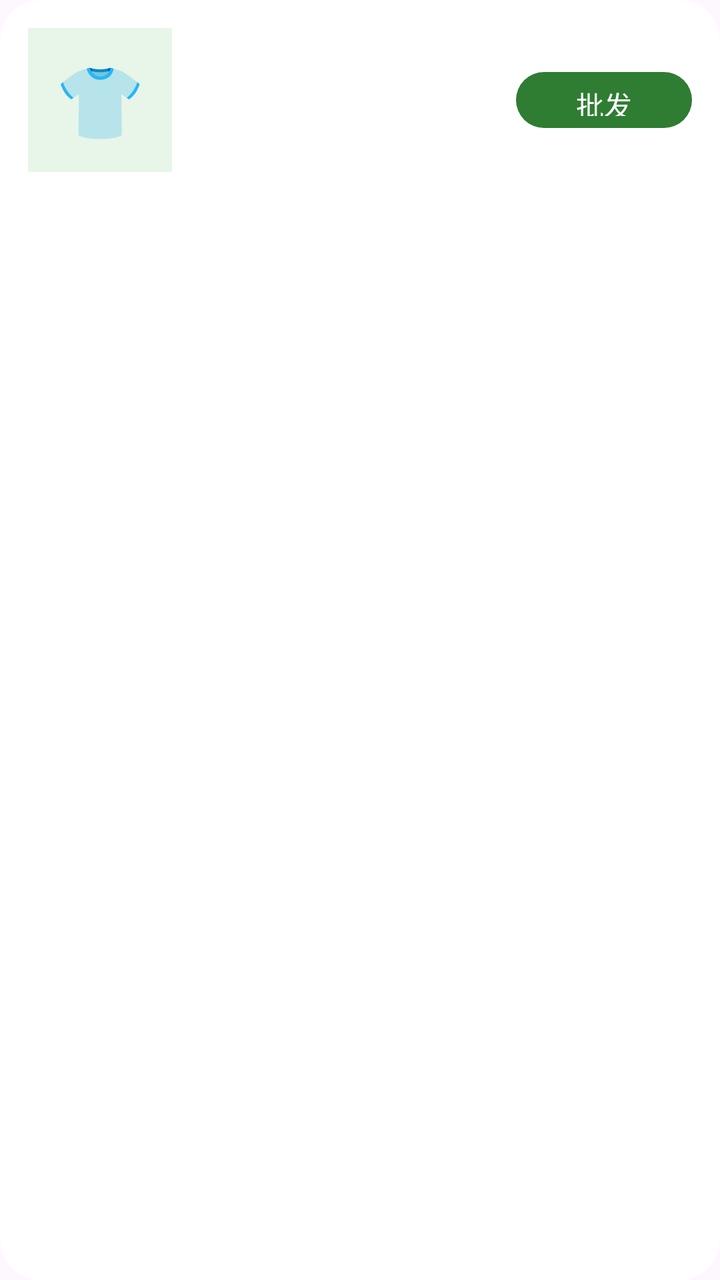
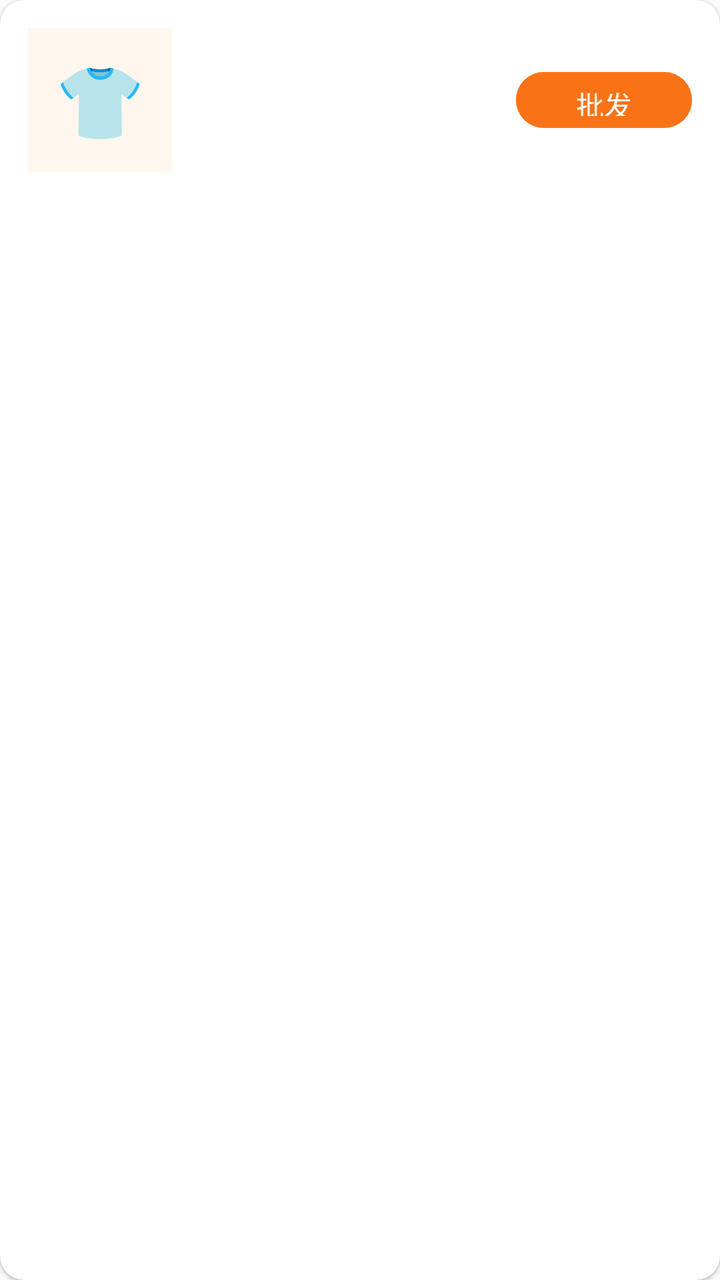

An Android layout rendered at two revisions. The XML below is the earlier revision; the diff shows what the commit changed to produce the second picture.
<!-- AndroidManifest.xml: application theme Theme.ClothingSI -->
<!-- res/layout/item_shared_product.xml -->
<?xml version="1.0" encoding="utf-8"?>
<androidx.cardview.widget.CardView xmlns:android="http://schemas.android.com/apk/res/android"
    xmlns:app="http://schemas.android.com/apk/res-auto"
    android:layout_width="match_parent" android:layout_height="wrap_content"
    android:layout_marginBottom="12dp"
    app:cardCornerRadius="20dp" app:cardElevation="0dp">
    <LinearLayout android:layout_width="match_parent" android:layout_height="wrap_content"
        android:orientation="horizontal" android:padding="14dp">
        <TextView android:id="@+id/tv_product_emoji" android:layout_width="72dp" android:layout_height="72dp"
            android:text="👕" android:gravity="center" android:textSize="36dp" android:background="@color/primary_light" />
        <LinearLayout android:layout_width="0dp" android:layout_height="wrap_content"
            android:layout_weight="1" android:layout_marginStart="12dp" android:orientation="vertical">
            <TextView android:id="@+id/tv_product_name" android:layout_width="wrap_content"
                android:layout_height="wrap_content" android:textSize="15dp" android:textStyle="bold" />
            <TextView android:id="@+id/tv_product_wholesaler" android:layout_width="wrap_content"
                android:layout_height="wrap_content" android:textSize="12dp" android:textColor="#95A5A6" />
            <TextView android:id="@+id/tv_product_price" android:layout_width="wrap_content"
                android:layout_height="wrap_content" android:textSize="16dp" android:textStyle="bold"
                android:textColor="@color/primary" android:layout_marginTop="4dp" />
        </LinearLayout>
        <com.google.android.material.button.MaterialButton android:id="@+id/btn_wholesale"
            android:layout_width="wrap_content" android:layout_height="36dp" android:text="批发"
            app:cornerRadius="18dp" android:layout_gravity="center" />
    </LinearLayout>
</androidx.cardview.widget.CardView>
<!-- resources referenced by this layout -->
<resources>
  <color name="primary">#2E7D32</color>
  <color name="primary_light">#E8F5E9</color>
  <style name="Theme.ClothingSI" parent="Theme.Material3.Light.NoActionBar">
          <item name="colorPrimary">@color/primary</item>
          <item name="colorPrimaryDark">@color/primary_dark</item>
          <item name="colorAccent">@color/accent</item>
          <item name="android:statusBarColor">@android:color/transparent</item>
          <item name="android:navigationBarColor">@color/white</item>
          
          <item name="android:windowLightStatusBar">true</item>
          
          <item name="android:fontFamily">sans-serif</item>
          <item name="android:textViewStyle">@style/TextView.Base</item>
      </style>
  <color name="primary_dark">#1B5E20</color>
  <color name="accent">#66BB6A</color>
  <color name="white">#FFFFFF</color>
  <style name="TextView.Base" parent="android:Widget.TextView">
          <item name="android:fontFamily">sans-serif</item>
      </style>
</resources>

<!-- the commit's change to res/layout/item_shared_product.xml (unified diff, before → after) -->
@@ -3,23 +3,29 @@
     xmlns:app="http://schemas.android.com/apk/res-auto"
     android:layout_width="match_parent" android:layout_height="wrap_content"
     android:layout_marginBottom="12dp"
-    app:cardCornerRadius="20dp" app:cardElevation="0dp">
+    app:cardCornerRadius="12dp" app:cardElevation="1dp">
     <LinearLayout android:layout_width="match_parent" android:layout_height="wrap_content"
         android:orientation="horizontal" android:padding="14dp">
         <TextView android:id="@+id/tv_product_emoji" android:layout_width="72dp" android:layout_height="72dp"
-            android:text="👕" android:gravity="center" android:textSize="36dp" android:background="@color/primary_light" />
+            android:text="👕" android:gravity="center" android:textSize="36sp"
+            android:background="@color/md_primary_container" />
         <LinearLayout android:layout_width="0dp" android:layout_height="wrap_content"
-            android:layout_weight="1" android:layout_marginStart="12dp" android:orientation="vertical">
+            android:layout_weight="1" android:layout_marginStart="12dp" android:orientation="vertical"
+            android:gravity="center_vertical">
             <TextView android:id="@+id/tv_product_name" android:layout_width="wrap_content"
-                android:layout_height="wrap_content" android:textSize="15dp" android:textStyle="bold" />
+                android:layout_height="wrap_content" android:textSize="15sp" android:textStyle="bold"
+                android:textColor="@color/md_on_surface" />
             <TextView android:id="@+id/tv_product_wholesaler" android:layout_width="wrap_content"
-                android:layout_height="wrap_content" android:textSize="12dp" android:textColor="#95A5A6" />
+                android:layout_height="wrap_content" android:textSize="12sp"
+                android:textColor="@color/md_on_surface_variant" />
             <TextView android:id="@+id/tv_product_price" android:layout_width="wrap_content"
-                android:layout_height="wrap_content" android:textSize="16dp" android:textStyle="bold"
-                android:textColor="@color/primary" android:layout_marginTop="4dp" />
+                android:layout_height="wrap_content" android:textSize="16sp" android:textStyle="bold"
+                android:textColor="@color/md_primary" android:layout_marginTop="4dp" />
         </LinearLayout>
         <com.google.android.material.button.MaterialButton android:id="@+id/btn_wholesale"
             android:layout_width="wrap_content" android:layout_height="36dp" android:text="批发"
-            app:cornerRadius="18dp" android:layout_gravity="center" />
+            app:cornerRadius="18dp" android:layout_gravity="center"
+            android:backgroundTint="@color/md_primary"
+            android:textColor="@color/md_on_primary" />
     </LinearLayout>
 </androidx.cardview.widget.CardView>
<!-- resource entries referenced after the edit -->
@@ -1,22 +1,57 @@
 <!-- resources referenced by this layout -->
 <resources>
-  <color name="primary">#2E7D32</color>
-  <color name="primary_light">#E8F5E9</color>
+  <color name="md_on_primary">#FFFFFF</color>
+  <color name="md_on_surface">#1F2937</color>
+  <color name="md_on_surface_variant">#9CA3AF</color>
+  <color name="md_primary">#F97316</color>
+  <color name="md_primary_container">#FFF7ED</color>
   <style name="Theme.ClothingSI" parent="Theme.Material3.Light.NoActionBar">
-          <item name="colorPrimary">@color/primary</item>
-          <item name="colorPrimaryDark">@color/primary_dark</item>
-          <item name="colorAccent">@color/accent</item>
+          
+          <item name="colorPrimary">@color/md_primary</item>
+          <item name="colorOnPrimary">@color/md_on_primary</item>
+          <item name="colorPrimaryContainer">@color/md_primary_container</item>
+          <item name="colorOnPrimaryContainer">@color/md_on_primary_container</item>
+  
+          
+          <item name="colorSecondary">@color/md_secondary</item>
+          <item name="colorOnSecondary">@color/md_on_secondary</item>
+          <item name="colorSecondaryContainer">@color/md_secondary_container</item>
+          <item name="colorOnSecondaryContainer">@color/md_on_secondary_container</item>
+  
+          
+          <item name="android:colorBackground">@color/md_surface_container_low</item>
+          <item name="colorSurface">@color/md_surface</item>
+          <item name="colorOnSurface">@color/md_on_surface</item>
+          <item name="colorOnSurfaceVariant">@color/md_on_surface_variant</item>
+  
+          
+          <item name="colorOutline">@color/md_outline</item>
+          <item name="colorOutlineVariant">@color/md_outline_variant</item>
+  
+          
+          <item name="colorError">@color/md_error</item>
+          <item name="colorOnError">@color/md_on_error</item>
+  
+          
           <item name="android:statusBarColor">@android:color/transparent</item>
-          <item name="android:navigationBarColor">@color/white</item>
-          
+          <item name="android:navigationBarColor">@color/md_surface</item>
           <item name="android:windowLightStatusBar">true</item>
+  
           
           <item name="android:fontFamily">sans-serif</item>
           <item name="android:textViewStyle">@style/TextView.Base</item>
       </style>
-  <color name="primary_dark">#1B5E20</color>
-  <color name="accent">#66BB6A</color>
-  <color name="white">#FFFFFF</color>
+  <color name="md_on_primary_container">#5C3D00</color>
+  <color name="md_secondary">#2563EB</color>
+  <color name="md_on_secondary">#FFFFFF</color>
+  <color name="md_secondary_container">#DBEAFE</color>
+  <color name="md_on_secondary_container">#001A3E</color>
+  <color name="md_surface_container_low">#FAFAFA</color>
+  <color name="md_surface">#FFFFFF</color>
+  <color name="md_outline">#9CA3AF</color>
+  <color name="md_outline_variant">#D1D5DB</color>
+  <color name="md_error">#EF4444</color>
+  <color name="md_on_error">#FFFFFF</color>
   <style name="TextView.Base" parent="android:Widget.TextView">
           <item name="android:fontFamily">sans-serif</item>
       </style>
